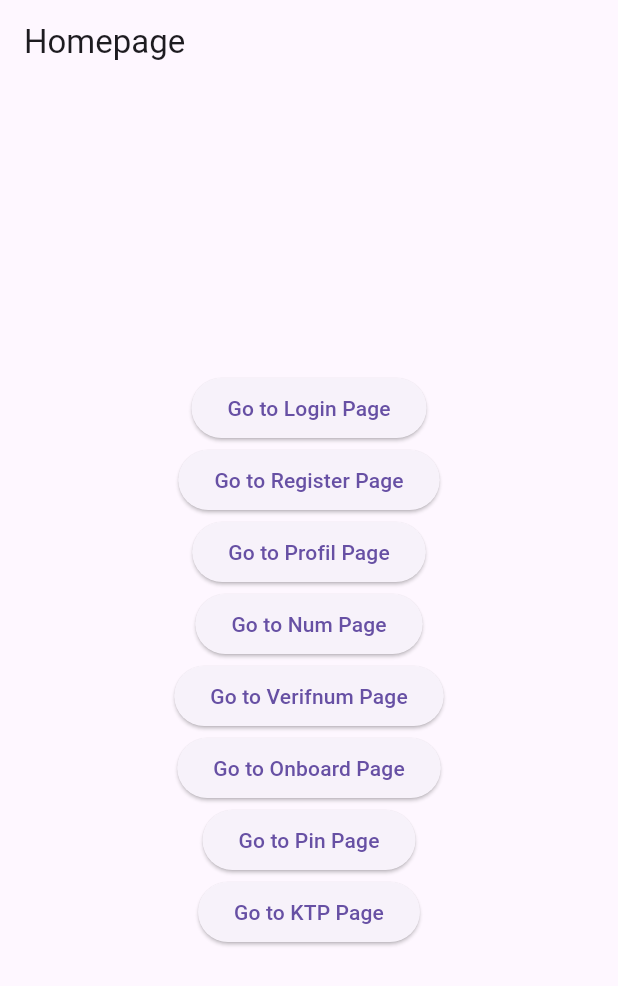
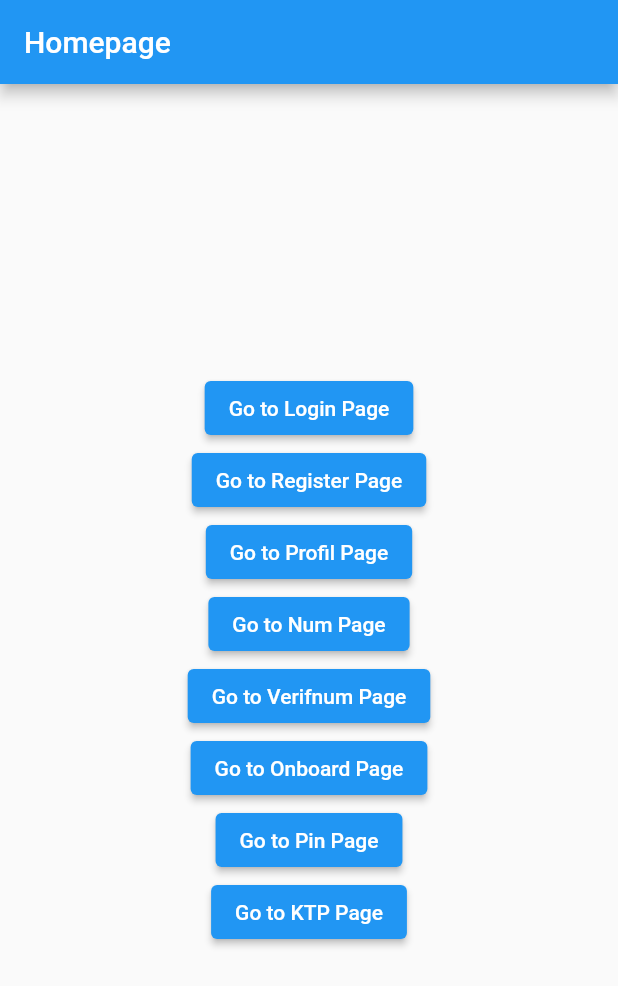
Before and after one commit to Maisho20/Dompet-digital, a Flutter app: the screen it shows after launch, on a phone screen of 412 x 824 dp. Shown: the top 986 px of the screen. Run offline on Flutter 3.47's test engine with Material 3 defaults, Android fonts, the phone set to English and light mode, and no system bars; our stand-ins replace camera, font_awesome_flutter, google_fonts, image_picker, intl_phone_field, pin_code_fields; missing offline and left inert: google_ml_kit.

Commit message:
Update Theme

```diff
--- a/lib/main.dart
+++ b/lib/main.dart
@@ -19,6 +19,7 @@ class MyApp extends StatelessWidget {
   @override
   Widget build(BuildContext context) {
     return MaterialApp(
+      theme: ThemeData(primaryColor: Colors.blue, useMaterial3: false),
       initialRoute: '/',
       routes: {
         '/': (context) => const homepage(),
```
